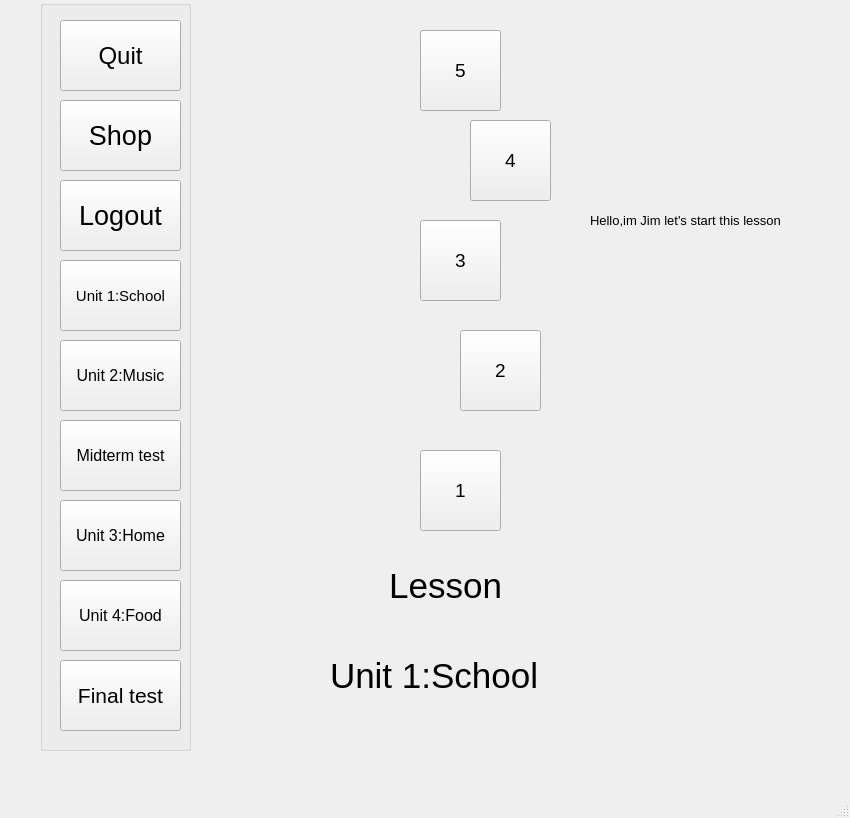
Before: the Qt Designer form SPCK/Gui/Unit1.ui in trongphuc1/TL-C4K-PTI01-, drawn with Qt 5.
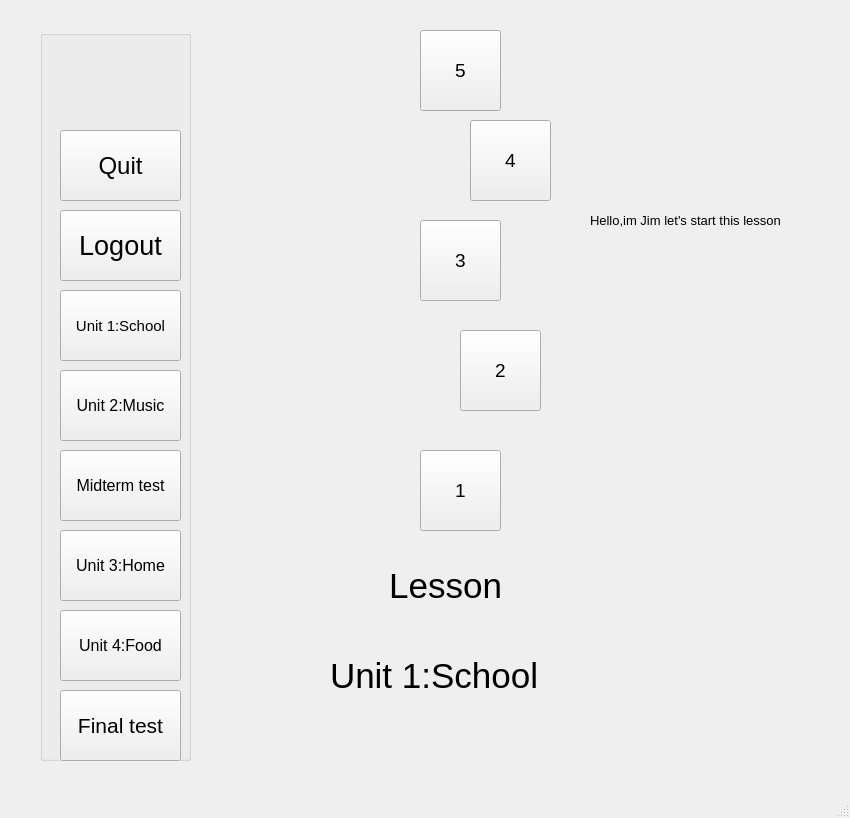
After: the same form once the commit is applied. Icons and pictures are not drawn.

```diff
--- a/SPCK/Gui/Unit1.ui
+++ b/SPCK/Gui/Unit1.ui
@@ -163,9 +163,9 @@
     <property name="geometry">
      <rect>
       <x>40</x>
-      <y>0</y>
+      <y>30</y>
       <width>151</width>
-      <height>751</height>
+      <height>731</height>
      </rect>
     </property>
     <property name="title">
@@ -175,7 +175,7 @@
      <property name="geometry">
       <rect>
        <x>20</x>
-       <y>20</y>
+       <y>100</y>
        <width>121</width>
        <height>71</height>
       </rect>
@@ -189,24 +189,6 @@
       <string>Quit</string>
      </property>
     </widget>
-    <widget class="QPushButton" name="pushButton_3">
-     <property name="geometry">
-      <rect>
-       <x>20</x>
-       <y>100</y>
-       <width>121</width>
-       <height>71</height>
-      </rect>
-     </property>
-     <property name="font">
-      <font>
-       <pointsize>20</pointsize>
-      </font>
-     </property>
-     <property name="text">
-      <string>Shop</string>
-     </property>
-    </widget>
     <widget class="QPushButton" name="btn_logout">
      <property name="geometry">
       <rect>
```
Left out of the diff: 14 changed lines with no effect on the pictures.
